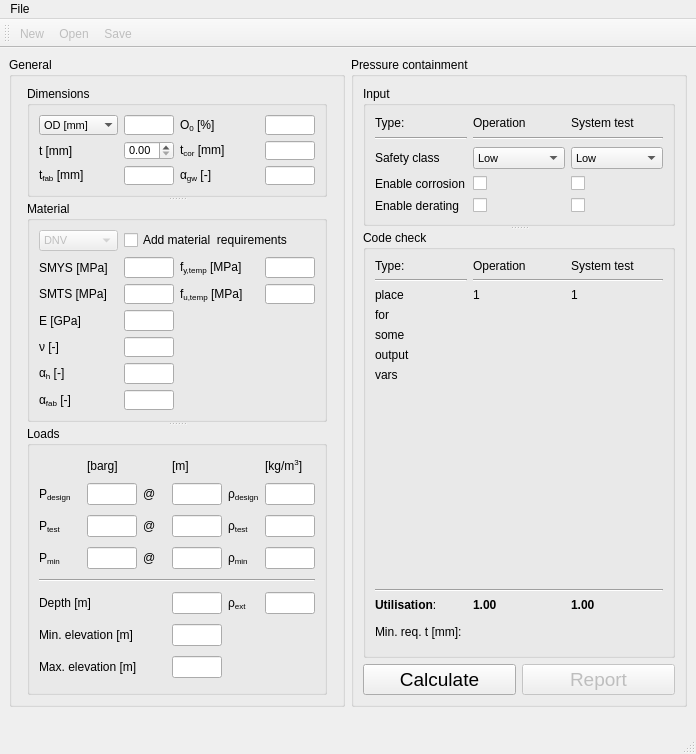
The window that ui_files/ui_mainwindow.ui (reioskr/pipelineWT) describes before a commit, drawn with Qt 5.
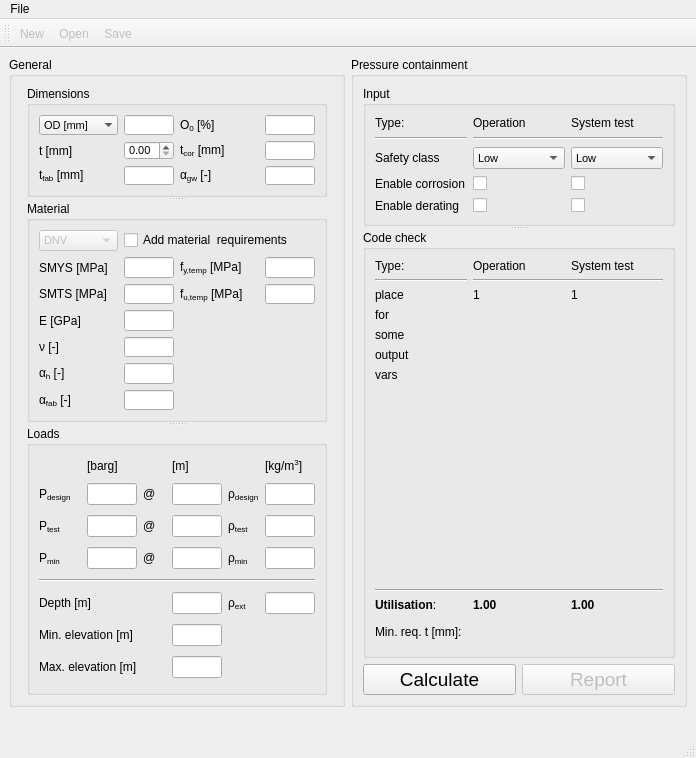
The same window after the commit.

```diff
--- a/ui_files/ui_mainwindow.ui
+++ b/ui_files/ui_mainwindow.ui
@@ -8,7 +8,7 @@
     <x>0</x>
     <y>0</y>
     <width>696</width>
-    <height>754</height>
+    <height>758</height>
    </rect>
   </property>
   <property name="windowTitle">
```
